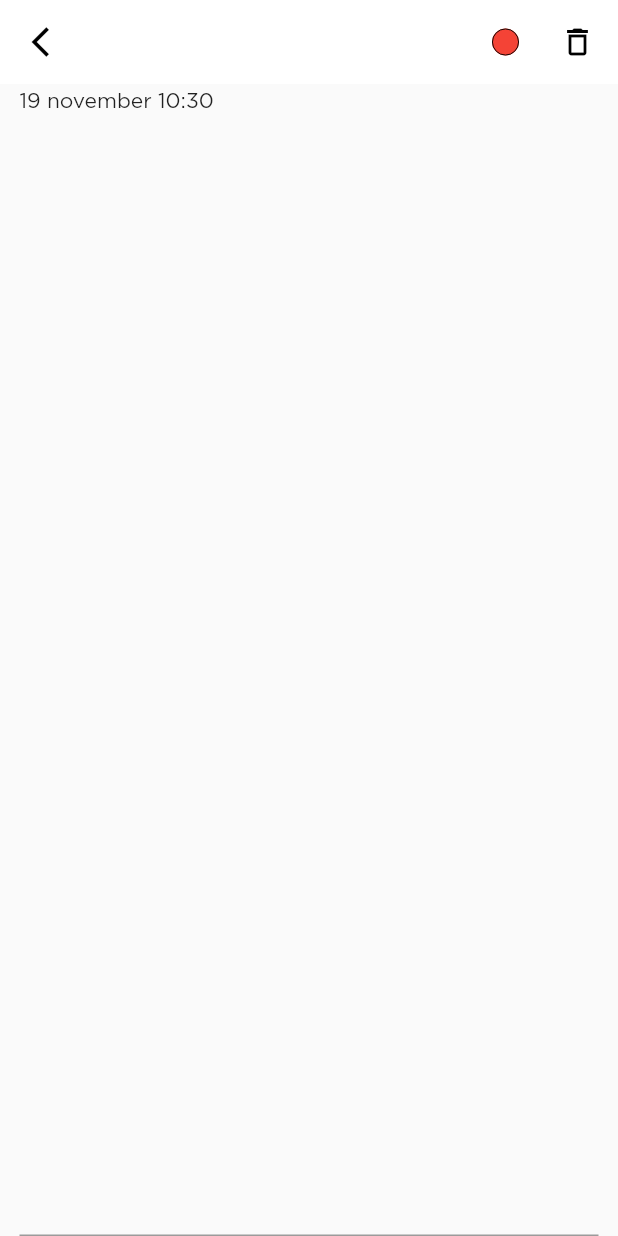
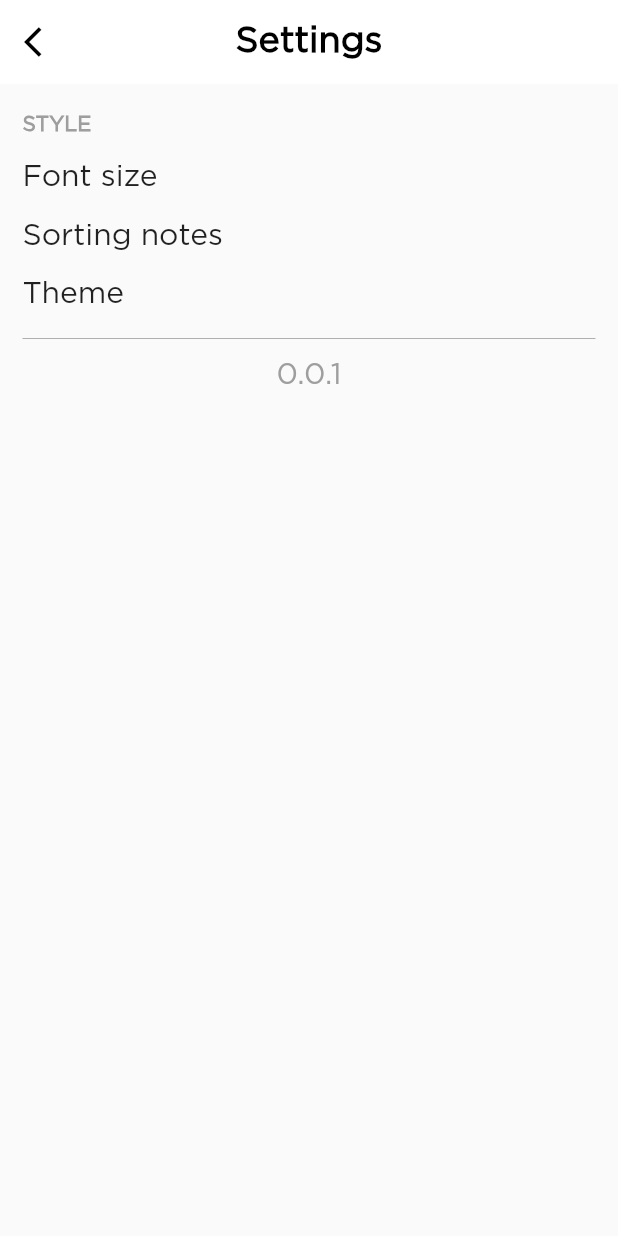
Before and after one commit to Koazo/flutter_note_app, a Flutter app: the screen it shows after launch, on a phone screen of 412 x 824 dp. Run offline on Flutter 3.47's test engine with Material 2 defaults, Android fonts, the light colour scheme and no system bars; our stand-ins replace flutter_colorpicker.

Commit message:
created settings page, added ui, except dropdownBn

```diff
--- a/lib/constants.dart
+++ b/lib/constants.dart
@@ -2,3 +2,4 @@ import 'package:intl/intl.dart';
 
 DateFormat DATE_FORMAT_MAIN = DateFormat('d.M.yyyy H:mm');
 DateFormat DATE_FORMAT_NOTE = DateFormat('d MMMM H:mm');
+String version = '0.0.1';
--- a/lib/main.dart
+++ b/lib/main.dart
@@ -1,4 +1,5 @@
 import 'package:flutter/material.dart';
+import 'package:marks_app/pages/settings_page.dart';
 import 'pages/note_page.dart';
 import 'pages/main_page.dart';
 
@@ -15,7 +16,7 @@ class _MaterialAppScreenState extends State<MaterialAppScreen> {
   @override
   Widget build(BuildContext context) {
     return MaterialApp(
-      home: NotePage(),
+      home: SettingsPage(),
       theme: ThemeData(
           appBarTheme: const AppBarTheme(
               color: Colors.white,
--- /dev/null
+++ b/lib/pages/settings_page.dart
@@ -0,0 +1,91 @@
+import 'package:flutter/material.dart';
+import 'package:marks_app/constants.dart';
+import 'package:marks_app/widgets/custom_app_bar_text.dart';
+
+class SettingsPage extends StatefulWidget {
+  const SettingsPage({Key? key}) : super(key: key);
+
+  @override
+  State<SettingsPage> createState() => _SettingsPageState();
+}
+
+class _SettingsPageState extends State<SettingsPage> {
+  @override
+  Widget build(BuildContext context) {
+    return Scaffold(
+      appBar: AppBar(
+        title: customAppBarText('Settings'),
+        centerTitle: true,
+        leading: IconButton(
+          icon: const Icon(Icons.arrow_back_ios),
+          onPressed: () {},
+        ),
+      ),
+      body: Container(
+        padding: const EdgeInsets.symmetric(horizontal: 15),
+        child: Column(
+          mainAxisAlignment: MainAxisAlignment.start,
+          crossAxisAlignment: CrossAxisAlignment.start,
+          children: [
+            Padding(
+              padding: const EdgeInsets.symmetric(vertical: 20),
+              child: Text(
+                'STYLE',
+                style: TextStyle(
+                    color: Colors.grey[500],
+                    fontSize: 14,
+                    fontWeight: FontWeight.bold),
+              ),
+            ),
+            Row(
+              children: [
+                const Text(
+                  'Font size',
+                  style: TextStyle(fontSize: 20),
+                ),
+              ],
+            ),
+            Padding(
+              padding: const EdgeInsets.only(top: 20, bottom: 20),
+              child: Row(
+                children: [
+                  const Text(
+                    'Sorting notes',
+                    style: TextStyle(fontSize: 20),
+                  ),
+                ],
+              ),
+            ),
+            Padding(
+              padding: const EdgeInsets.only(bottom: 20),
+              child: Row(
+                children: [
+                  const Text(
+                    'Theme',
+                    style: TextStyle(fontSize: 20),
+                  ),
+                ],
+              ),
+            ),
+            const Divider(
+              color: Colors.black,
+              thickness: 0.2,
+              height: 0,
+            ),
+            Container(
+              alignment: Alignment.center,
+              padding: EdgeInsets.only(top: 15),
+              child: Text(
+                version,
+                style: TextStyle(
+                  fontSize: 20,
+                  color: Colors.grey[500],
+                ),
+              ),
+            ),
+          ],
+        ),
+      ),
+    );
+  }
+}
```
